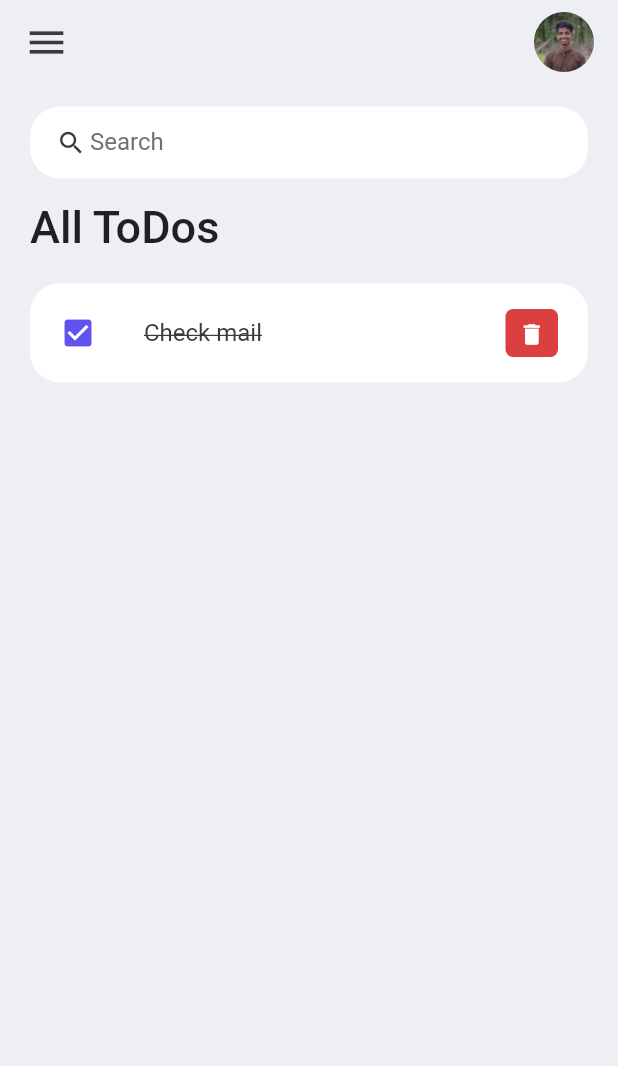
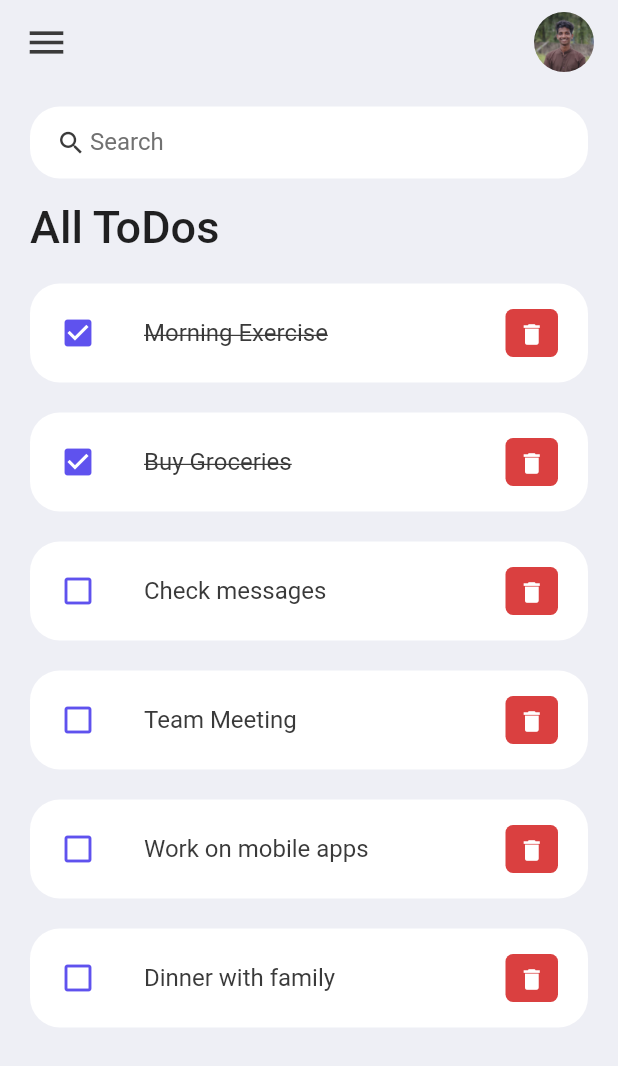
Before and after one commit to PavinDas/ToDoApp_Flutter, a Flutter app: the screen it shows after launch, on a phone screen of 412 x 824 dp. Shown: the top 1066 px of the screen. Run offline on Flutter 3.47's test engine with Material 2 defaults, Android fonts, the phone set to English and light mode, and no system bars.

Commit message:
todo listing done

```diff
--- /dev/null
+++ b/lib/model/todo.dart
@@ -0,0 +1,42 @@
+class ToDo {
+  String? id;
+  String? todoText;
+  bool isDone;
+
+  ToDo({
+    required this.id,
+    required this.todoText,
+    this.isDone = false,
+  });
+
+  static List<ToDo> todoList() {
+    return [
+      ToDo(
+        id: '01',
+        todoText: 'Morning Exercise',
+        isDone: true,
+      ),
+      ToDo(
+        id: '02',
+        todoText: 'Buy Groceries',
+        isDone: true,
+      ),
+      ToDo(
+        id: '03',
+        todoText: 'Check messages',
+      ),
+      ToDo(
+        id: '04',
+        todoText: 'Team Meeting',
+      ),
+      ToDo(
+        id: '05',
+        todoText: 'Work on mobile apps',
+      ),
+      ToDo(
+        id: '06',
+        todoText: 'Dinner with family',
+      ),
+    ];
+  }
+}
--- a/lib/screens/home.dart
+++ b/lib/screens/home.dart
@@ -1,11 +1,12 @@
 import 'package:flutter/material.dart';
-import 'package:flutter/src/widgets/framework.dart';
-import 'package:flutter/src/widgets/placeholder.dart';
 import 'package:todo/constants/colors.dart';
+import 'package:todo/model/todo.dart';
 import 'package:todo/widgets/todo_item.dart';
 
 class Home extends StatelessWidget {
-  const Home({super.key});
+   Home({super.key});
+
+  final todoList = ToDo.todoList();
 
   @override
   Widget build(BuildContext context) {
@@ -57,7 +58,8 @@ class Home extends StatelessWidget {
                       ),
                     ),
                   ),
-                  ToDoItems(),
+                  for(ToDo todo in todoList)
+                  ToDoItems(todo: todo,),
                 ],
               ),
             )
--- a/lib/widgets/todo_item.dart
+++ b/lib/widgets/todo_item.dart
@@ -2,13 +2,16 @@ import 'package:flutter/material.dart';
 import 'package:flutter/src/widgets/framework.dart';
 import 'package:flutter/src/widgets/placeholder.dart';
 import 'package:todo/constants/colors.dart';
+import 'package:todo/model/todo.dart';
 
 class ToDoItems extends StatelessWidget {
-  const ToDoItems({super.key});
+  final ToDo todo;
+  const ToDoItems({super.key, required this.todo});
 
   @override
   Widget build(BuildContext context) {
     return Container(
+      margin: EdgeInsets.only(bottom: 20),
       child: ListTile(
         onTap: () {
           print('Clicked on todo items');
@@ -22,15 +25,16 @@ class ToDoItems extends StatelessWidget {
         ),
         tileColor: Colors.white,
         leading: Icon(
-          Icons.check_box,
+          todo.isDone ? Icons.check_box : Icons.check_box_outline_blank,
           color: tdBlue,
         ),
         title: Text(
-          'Check mail',
+          todo.todoText!,
           style: TextStyle(
             fontSize: 16,
             color: tdBlack,
-            decoration: TextDecoration.lineThrough,
+            decoration:
+                todo.isDone ? TextDecoration.lineThrough : TextDecoration.none,
           ),
         ),
         trailing: Container(
@@ -48,7 +52,9 @@ class ToDoItems extends StatelessWidget {
             color: Colors.white,
             iconSize: 18,
             icon: Icon(Icons.delete),
-            onPressed: () {},
+            onPressed: () {
+              print("Clicked on delete button");
+            },
           ),
         ),
       ),
```
